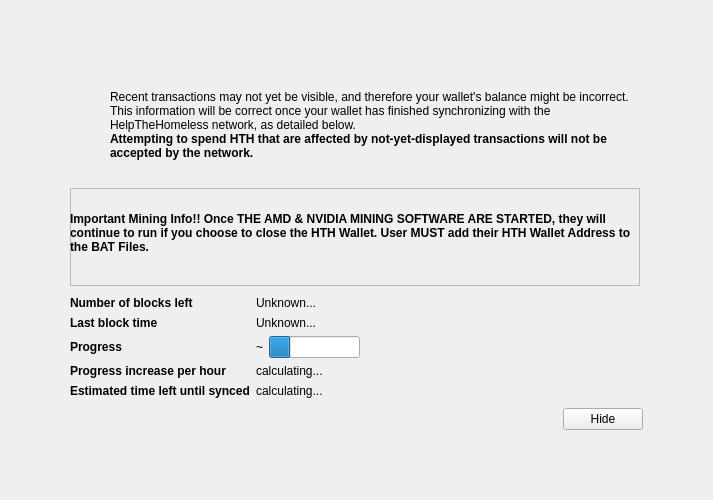
First picture: the form in src/qt/forms/modaloverlay.ui, repository HTHcoin/helpthehomelesscoin, before the edit.
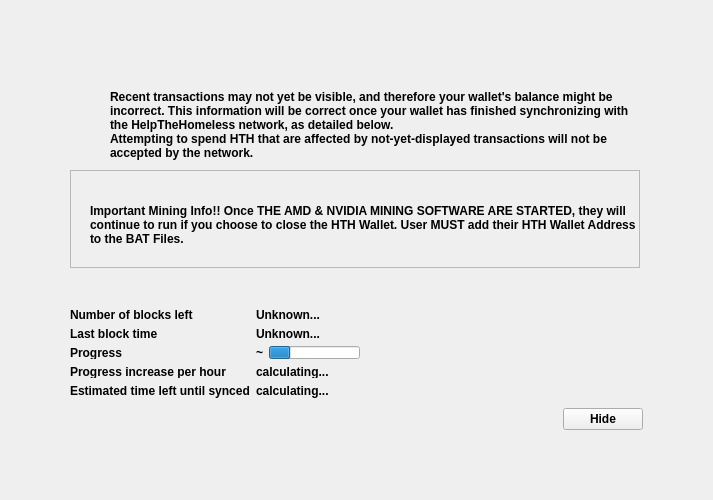
Second picture: the form after the edit. Icons and pictures are not drawn. Custom widgets are drawn as their Qt base class.

Diff of the .ui file:
```diff
--- a/src/qt/forms/modaloverlay.ui
+++ b/src/qt/forms/modaloverlay.ui
@@ -13,6 +13,9 @@
   <property name="windowTitle">
    <string>Form</string>
   </property>
+  <property name="styleSheet">
+   <string notr="true">font-weight: bold;</string>
+  </property>
   <layout class="QVBoxLayout" name="verticalLayout" stretch="0">
    <property name="sizeConstraint">
     <enum>QLayout::SetDefaultConstraint</enum>
@@ -52,7 +55,7 @@
         <property name="styleSheet">
          <string notr="true"/>
         </property>
-        <layout class="QVBoxLayout" name="verticalLayoutSub" stretch="1,0,0,0,0">
+        <layout class="QVBoxLayout" name="verticalLayoutSub" stretch="1,0,0,0,0,0">
          <property name="spacing">
           <number>0</number>
          </property>
@@ -194,30 +197,98 @@
            <property name="frameShadow">
             <enum>QFrame::Raised</enum>
            </property>
-           <widget class="QLabel" name="infoText_2">
+           <widget class="QWidget" name="layoutWidget">
             <property name="geometry">
              <rect>
               <x>0</x>
               <y>10</y>
               <width>571</width>
-              <height>71</height>
+              <height>87</height>
              </rect>
             </property>
-            <property name="styleSheet">
-             <string notr="true">font-weight: bold;</string>
-            </property>
-            <property name="text">
-             <string>Important Mining Info!! Once THE AMD &amp; NVIDIA MINING SOFTWARE ARE STARTED, they will continue to run if you choose to close the HTH Wallet.  User MUST add their HTH Wallet Address to the BAT Files. </string>
-            </property>
-            <property name="textFormat">
-             <enum>Qt::RichText</enum>
-            </property>
-            <property name="wordWrap">
-             <bool>true</bool>
-            </property>
+            <layout class="QHBoxLayout" name="horizontalLayoutIconText_2" stretch="0,1">
+             <property name="topMargin">
+              <number>20</number>
+             </property>
+             <item>
+              <layout class="QVBoxLayout" name="verticalLayoutIcon_2">
+               <property name="leftMargin">
+                <number>0</number>
+               </property>
+               <item>
+                <spacer name="verticalSpacerWarningIcon_2">
+                 <property name="orientation">
+                  <enum>Qt::Vertical</enum>
+                 </property>
+                 <property name="sizeHint" stdset="0">
+                  <size>
+                   <width>20</width>
+                   <height>40</height>
+                  </size>
+                 </property>
+                </spacer>
+               </item>
+              </layout>
+             </item>
+             <item>
+              <layout class="QVBoxLayout" name="verticalLayoutInfoText_2">
+               <property name="leftMargin">
+                <number>0</number>
+               </property>
+               <property name="topMargin">
+                <number>0</number>
+               </property>
+               <item>
+                <widget class="QLabel" name="infoText_2">
+                 <property name="text">
+                  <string>Important Mining Info!! Once THE AMD &amp; NVIDIA MINING SOFTWARE ARE STARTED, they will continue to run if you choose to close the HTH Wallet.  User MUST add their HTH Wallet Address to the BAT Files. </string>
+                 </property>
+                 <property name="textFormat">
+                  <enum>Qt::RichText</enum>
+                 </property>
+                 <property name="wordWrap">
+                  <bool>true</bool>
+                 </property>
+                </widget>
+               </item>
+               <item>
+                <spacer name="verticalSpacerInTextSpace_2">
+                 <property name="orientation">
+                  <enum>Qt::Vertical</enum>
+                 </property>
+                 <property name="sizeType">
+                  <enum>QSizePolicy::Fixed</enum>
+                 </property>
+                 <property name="sizeHint" stdset="0">
+                  <size>
+                   <width>20</width>
+                   <height>16</height>
+                  </size>
+                 </property>
+                </spacer>
+               </item>
+              </layout>
+             </item>
+            </layout>
            </widget>
           </widget>
          </item>
+         <item>
+          <spacer name="verticalSpacer_2">
+           <property name="orientation">
+            <enum>Qt::Vertical</enum>
+           </property>
+           <property name="sizeType">
+            <enum>QSizePolicy::Minimum</enum>
+           </property>
+           <property name="sizeHint" stdset="0">
+            <size>
+             <width>20</width>
+             <height>30</height>
+            </size>
+           </property>
+          </spacer>
+         </item>
          <item>
           <layout class="QFormLayout" name="formLayout">
            <property name="fieldGrowthPolicy">
```
